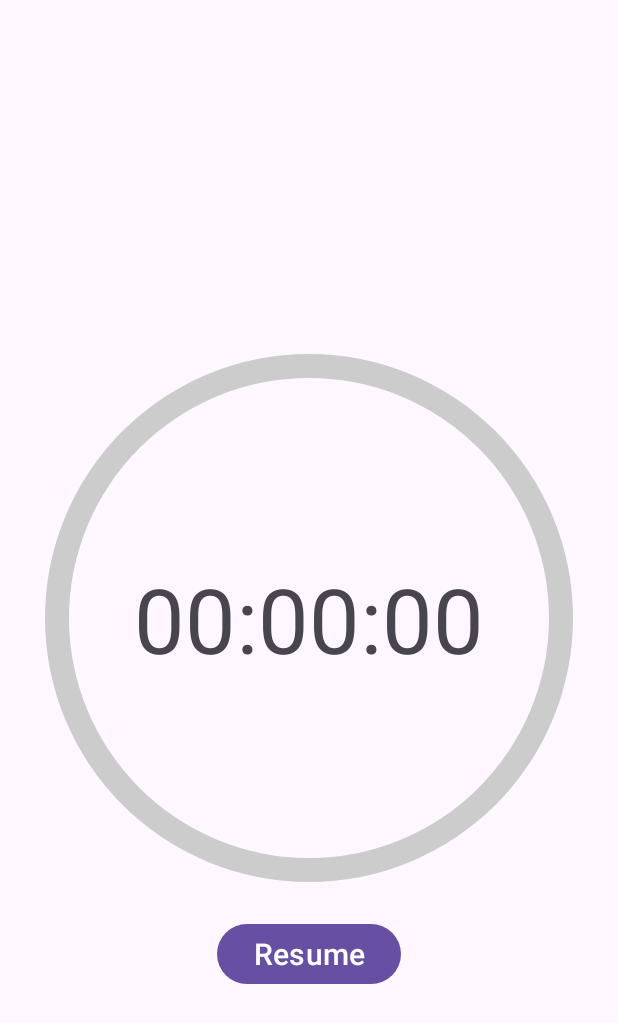
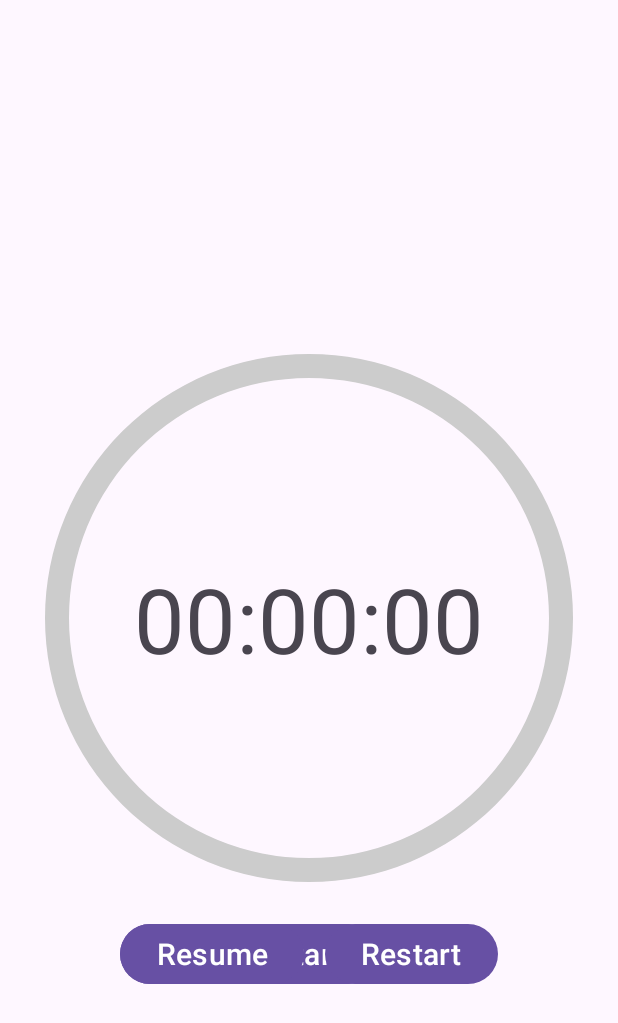
Before and after one commit to mcflinta/Android-Project, an Android app: the layout activity_main.xml on its own in the app's theme, with its tools: preview values and no code run, on a phone screen of 412 x 824 dp. Shown: the top 1023 px of the screen. Run offline under Robolectric (Android 15) with nearby library versions, the phone set to English and light mode, and no system bars.

Commit message:
design clock

```diff
--- a/clock/app/src/main/res/layout/activity_main.xml
+++ b/clock/app/src/main/res/layout/activity_main.xml
@@ -46,7 +46,7 @@
         android:layout_height="wrap_content"
         android:id="@+id/pause"
         app:layout_constraintTop_toBottomOf="@id/progressBar"
-        app:layout_constraintRight_toRightOf="parent"
+        android:layout_marginLeft="80dp"
         app:layout_constraintLeft_toLeftOf="parent"
         android:text="Pause"
         android:textSize="20sp"
@@ -56,9 +56,19 @@
         android:layout_height="wrap_content"
         android:id="@+id/resume"
         app:layout_constraintTop_toBottomOf="@id/progressBar"
-        app:layout_constraintRight_toRightOf="parent"
+        android:layout_marginLeft="80dp"
         app:layout_constraintLeft_toLeftOf="parent"
         android:text="Resume"
+        android:textSize="20sp"
+        />
+    <Button
+        android:layout_width="wrap_content"
+        android:layout_height="wrap_content"
+        android:id="@+id/restart"
+        app:layout_constraintRight_toRightOf="parent"
+        android:layout_marginRight="80dp"
+        app:layout_constraintTop_toBottomOf="@id/progressBar"
+        android:text="Restart"
         android:textSize="20sp"
         />
 
```
Also changed, not shown: clock/app/src/main/java/com/example/myapplication/MainActivity.java (+20 -2 lines).
